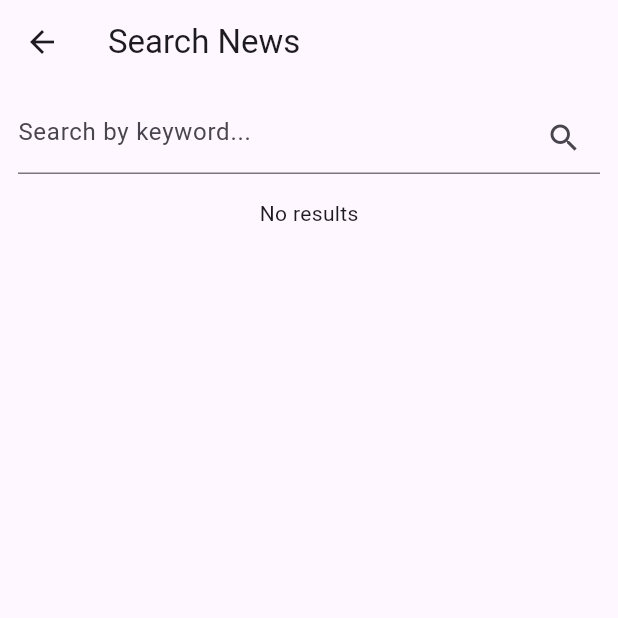
After one commit to Michael-Teka/News_Reader_App, a Flutter app: the screen it shows after launch, after a tap on the "search" icon, on a phone screen of 412 x 824 dp, the top half of it. The commit adds this screen. Run offline on Flutter 3.47's test engine with Material 3 defaults, Android fonts, the phone set to English and light mode, and no system bars.

Commit message:
version 1.0

```diff
--- a/lib/main.dart
+++ b/lib/main.dart
@@ -11,7 +11,8 @@ class MyApp extends StatelessWidget {
   @override
   Widget build(BuildContext context) {
     return MaterialApp(
-      title: 'Flutter Demo',
+      debugShowCheckedModeBanner: false,
+      title: ' News Reader',
       theme: ThemeData(
         colorScheme: ColorScheme.fromSeed(seedColor: Colors.deepPurple),
         useMaterial3: true,
--- /dev/null
+++ b/lib/models/article_model.dart
@@ -0,0 +1,22 @@
+class Article {
+  final String title;
+  final String url;
+  final String? urlToImage;
+  final String source;
+
+  Article({
+    required this.title,
+    required this.url,
+    required this.urlToImage,
+    required this.source,
+  });
+
+  factory Article.fromJson(Map<String, dynamic> json) {
+    return Article(
+      title: json['title'] ?? 'No Title',
+      url: json['url'] ?? '',
+      urlToImage: json['urlToImage'],
+      source: json['source']['name'] ?? 'Unknown',
+    );
+  }
+}
--- a/lib/screens/home_page.dart
+++ b/lib/screens/home_page.dart
@@ -1,5 +1,7 @@
-// lib/pages/home_page.dart
+
 import 'package:flutter/material.dart';
+import 'package:news_reader/screens/news_list_page.dart';
+import 'package:news_reader/screens/search_page.dart';
 
 class HomePage extends StatelessWidget {
   const HomePage({super.key});
@@ -17,7 +19,7 @@ class HomePage extends StatelessWidget {
   Widget build(BuildContext context) {
     return Scaffold(
       appBar: AppBar(
-        title: const Text('🗞️ News Reader'),
+        title: const Text('News Reader'),
         actions: [
           IconButton(
             icon: const Icon(Icons.search),
--- a/lib/screens/news_list_page.dart
+++ b/lib/screens/news_list_page.dart
@@ -1,5 +1,6 @@
-// lib/pages/news_list_page.dart
 import 'package:flutter/material.dart';
+import 'package:news_reader/Services/api_service.dart';
+import 'package:news_reader/models/article_model.dart';
 import 'package:url_launcher/url_launcher.dart';
 
 class NewsListPage extends StatefulWidget {
--- /dev/null
+++ b/lib/screens/search_page.dart
@@ -0,0 +1,100 @@
+// lib/pages/search_page.dart
+import 'package:flutter/material.dart';
+import 'package:news_reader/Services/api_service.dart';
+import '../models/article_model.dart';
+import 'package:url_launcher/url_launcher.dart';
+
+class SearchPage extends StatefulWidget {
+  const SearchPage({super.key});
+
+  @override
+  State<SearchPage> createState() => _SearchPageState();
+}
+
+class _SearchPageState extends State<SearchPage> {
+  final TextEditingController _controller = TextEditingController();
+  List<Article> _results = [];
+  bool _isLoading = false;
+  String _error = '';
+
+  void _searchArticles() async {
+    final query = _controller.text.trim();
+    if (query.isEmpty) return;
+
+    setState(() {
+      _isLoading = true;
+      _error = '';
+    });
+
+    try {
+      final articles = await NewsService().searchArticles(query);
+      setState(() {
+        _results = articles;
+      });
+    } catch (e) {
+      setState(() {
+        _error = 'Something went wrong. Try again.';
+      });
+    }
+
+    setState(() {
+      _isLoading = false;
+    });
+  }
+
+  @override
+  Widget build(BuildContext context) {
+    return Scaffold(
+      appBar: AppBar(
+        title: const Text('Search News'),
+      ),
+      body: Padding(
+        padding: const EdgeInsets.all(12),
+        child: Column(
+          children: [
+            TextField(
+              controller: _controller,
+              onSubmitted: (_) => _searchArticles(),
+              decoration: InputDecoration(
+                hintText: 'Search by keyword...',
+                suffixIcon: IconButton(
+                  icon: const Icon(Icons.search),
+                  onPressed: _searchArticles,
+                ),
+              ),
+            ),
+            const SizedBox(height: 16),
+            if (_isLoading)
+              const CircularProgressIndicator()
+            else if (_error.isNotEmpty)
+              Text(_error, style: const TextStyle(color: Colors.red))
+            else if (_results.isEmpty)
+              const Text('No results')
+            else
+              Expanded(
+                child: ListView.builder(
+                  itemCount: _results.length,
+                  itemBuilder: (context, index) {
+                    final article = _results[index];
+                    return ListTile(
+                      leading: article.urlToImage != null
+                          ? Image.network(article.urlToImage!, width: 100, fit: BoxFit.cover)
+                          : null,
+                      title: Text(article.title),
+                      subtitle: Text(article.source),
+                      onTap: () async {
+                        final url = Uri.parse(article.url);
+                        if (await canLaunchUrl(url)) {
+                          await launchUrl(url);
+                        }
+                      },
+                    );
+                  },
+                ),
+              ),
+          ],
+        ),
+      ),
+    );
+  }
+}
--- a/pubspec.yaml
+++ b/pubspec.yaml
@@ -35,7 +35,8 @@ dependencies:
   # The following adds the Cupertino Icons font to your application.
   # Use with the CupertinoIcons class for iOS style icons.
   cupertino_icons: ^1.0.8
-  url_launcher:
+  url_launcher: ^6.3.1
+  http: ^1.4.0
 
 dev_dependencies:
   flutter_test:
```
Also changed, not shown: pubspec.lock, 1 other file.
